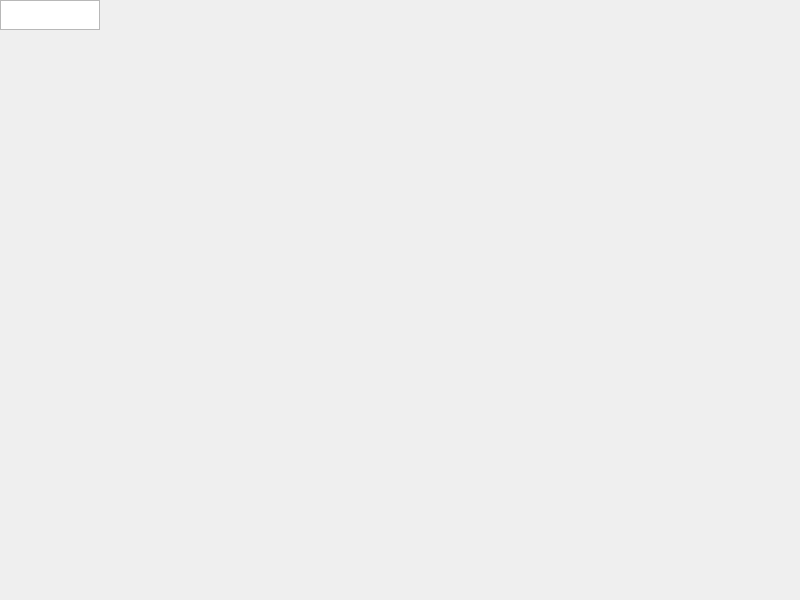
Qt form chess/mainwindow.ui (thomasspina/chess) before a commit.
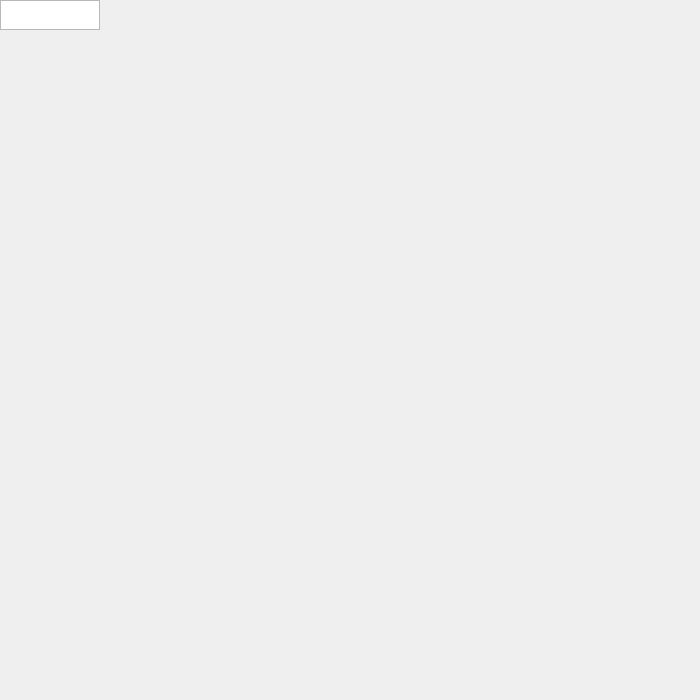
The same form after that commit.

```diff
--- a/chess/mainwindow.ui
+++ b/chess/mainwindow.ui
@@ -6,10 +6,16 @@
    <rect>
     <x>0</x>
     <y>0</y>
-    <width>800</width>
-    <height>600</height>
+    <width>700</width>
+    <height>700</height>
    </rect>
   </property>
+  <property name="minimumSize">
+   <size>
+    <width>700</width>
+    <height>700</height>
+   </size>
+  </property>
   <property name="windowTitle">
    <string>MainWindow</string>
   </property>
```
Left out of the diff: 6 changed lines with no effect on the pictures.
